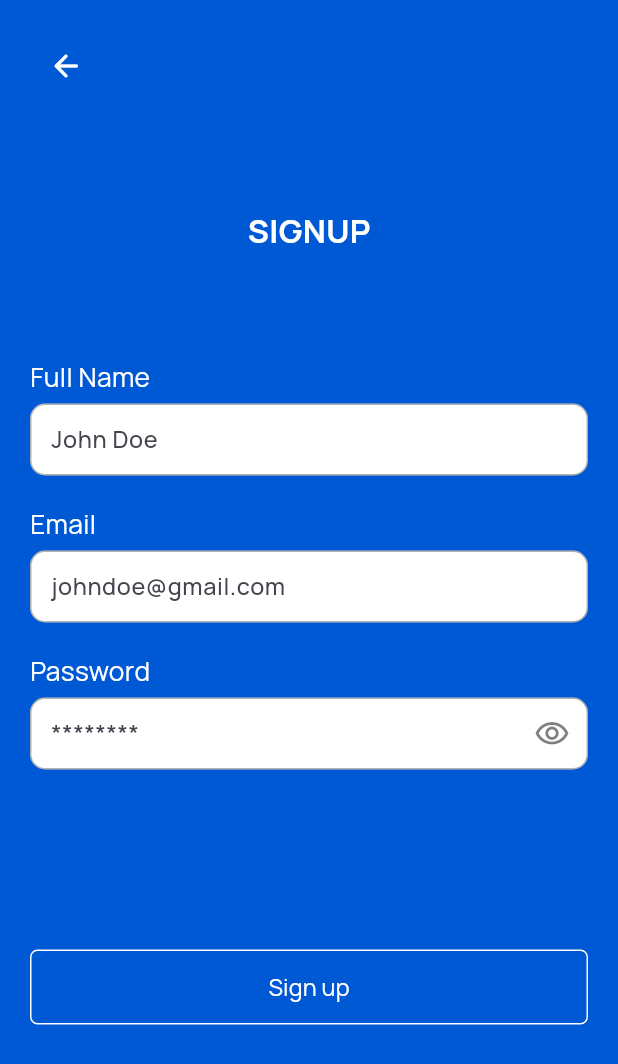
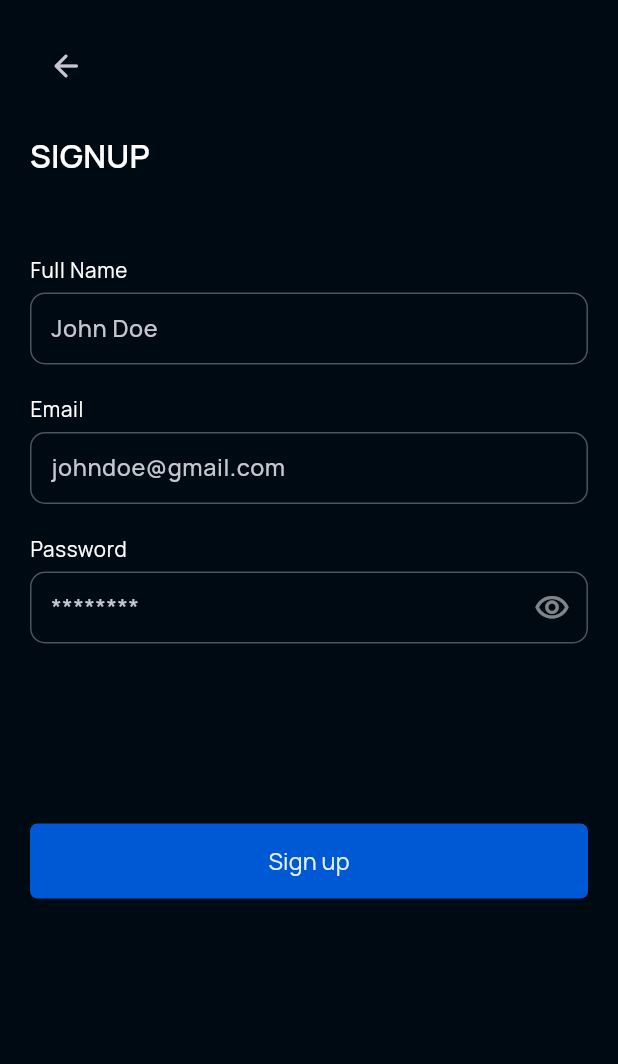
Before and after one commit to sam-shot/cgpa_calculator, a Flutter app: the screen it shows after launch, after a tap on "Sign up", on a phone screen of 412 x 824 dp. Shown: the top 1064 px of the screen. Run offline on Flutter 3.47's test engine with Material 3 defaults, Android fonts, the phone set to English and light mode, and no system bars; our stand-ins replace flutter_riverpod, flutter_screenutil, gap, get_it, google_fonts, hive_flutter and 1 more; accounts and stored records are empty.

Commit message:
feat: full history update with theme persistence

```diff
--- a/lib/ui/components/button.dart
+++ b/lib/ui/components/button.dart
@@ -1,3 +1,4 @@
+import 'package:cgpa_calculator/core/extensions/context.extensions.dart';
 import 'package:cgpa_calculator/ui/styles/colors.dart';
 import 'package:cgpa_calculator/ui/styles/typography.dart';
 import 'package:flutter/material.dart';
@@ -38,7 +39,7 @@ class AppButton extends ConsumerWidget {
       elevation: 0,
       disabledElevation: 0,
       disabledColor:
-          color?.withOpacity(0.2) ?? AppColors.white.withOpacity(0.2),
+          color?.withOpacity(0.4) ?? context.primaryColor.withOpacity(0.4),
       highlightElevation: 0,
       shape: type == ButtonType.outlined
           ? RoundedRectangleBorder(
--- a/lib/ui/components/input.dart
+++ b/lib/ui/components/input.dart
@@ -91,7 +91,7 @@ class _AppTextFieldState extends ConsumerState<AppTextField> {
           fillColor: widget.bgColor ?? AppColors.white,
           enabledBorder: OutlineInputBorder(
             borderSide: BorderSide(
-              color: AppColors.black.withOpacity(.3),
+              color: context.bold16.color!.withOpacity(.3),
               width: 1,
             ),
             borderRadius: BorderRadius.circular(
@@ -99,19 +99,19 @@ class _AppTextFieldState extends ConsumerState<AppTextField> {
             ),
           ),
           border: OutlineInputBorder(
-            borderSide: const BorderSide(
-              color: AppColors.primary,
+            borderSide: BorderSide(
+              color: context.primaryColor,
               width: 0,
             ),
             borderRadius: BorderRadius.circular(widget.radius ?? 10),
           ),
           focusedBorder: OutlineInputBorder(
-            borderSide: const BorderSide(color: AppColors.primary, width: 1),
+            borderSide: BorderSide(color: context.primaryColor, width: 1),
             borderRadius: BorderRadius.circular(widget.radius ?? 10),
           ),
           disabledBorder: OutlineInputBorder(
-            borderSide: const BorderSide(
-              color: AppColors.primary,
+            borderSide: BorderSide(
+              color: context.primaryColor,
               width: 0,
             ),
             borderRadius: BorderRadius.circular(widget.radius ?? 10),
@@ -142,7 +142,7 @@ class _AppTextFieldState extends ConsumerState<AppTextField> {
                     isObscure
                         ? Icons.visibility_outlined
                         : Icons.visibility_off_outlined,
-                    color: AppColors.black.withOpacity(0.5),
+                    color: context.bold16.color!.withOpacity(0.5),
                   ),
                 )
               : widget.suffix != null
--- a/lib/ui/utils/theme.dart
+++ b/lib/ui/utils/theme.dart
@@ -1,4 +1,6 @@
+import 'package:cgpa_calculator/core/app/locator.dart';
 import 'package:cgpa_calculator/core/extensions/theme.extensions.dart';
+import 'package:cgpa_calculator/core/services/db_service.dart';
 import 'package:cgpa_calculator/ui/styles/colors.dart';
 import 'package:flutter/material.dart';
 import 'package:flutter_riverpod/flutter_riverpod.dart';
@@ -12,13 +14,16 @@ final themeProvider = ChangeNotifierProvider<AppThemeController>((ref) {
 class AppThemeController extends ChangeNotifier {
   final Ref ref;
   AppThemeController(this.ref) {
-    isDark = false;
+    isDark = locator<DBService>().get('darkMode') == null
+        ? true
+        : locator<DBService>().get('darkMode') == "true";
   }
 
   bool isDark = false;
   void switchTheme() {
     isDark = !isDark;
     notifyListeners();
+    locator<DBService>().save('darkMode', isDark.toString());
   }
 }
 
@@ -56,7 +61,9 @@ class AppTheme {
       ),
       primaryColor: AppColors.primaryDark,
       visualDensity: VisualDensity.adaptivePlatformDensity,
-  );
+      bottomSheetTheme: BottomSheetThemeData(
+        backgroundColor: AppColors.darkBg,
+      ));
 
   /// LIGHT THEME
   static ThemeData lightTheme = ThemeData(
@@ -88,5 +95,8 @@ class AppTheme {
     primaryColor: AppColors.primaryLight,
     brightness: Brightness.light,
     visualDensity: VisualDensity.adaptivePlatformDensity,
+    bottomSheetTheme: BottomSheetThemeData(
+      backgroundColor: AppColors.lightBg,
+    ),
   );
 }
--- a/lib/ui/views/auth/auth_view.dart
+++ b/lib/ui/views/auth/auth_view.dart
@@ -1,9 +1,9 @@
 import 'package:cgpa_calculator/core/extensions/context.extensions.dart';
 import 'package:cgpa_calculator/core/extensions/string.extensions.dart';
+import 'package:cgpa_calculator/ui/components/button.dart';
 import 'package:cgpa_calculator/ui/styles/colors.dart';
 import 'package:cgpa_calculator/ui/views/auth/login_view.dart';
 import 'package:cgpa_calculator/ui/views/auth/signup_view.dart';
-import 'package:cgpa_calculator/ui/components/button.dart';
 import 'package:flutter/material.dart';
 import 'package:flutter_screenutil/flutter_screenutil.dart';
 import 'package:gap/gap.dart';
@@ -14,7 +14,6 @@ class AuthView extends StatelessWidget {
   @override
   Widget build(BuildContext context) {
     return Scaffold(
-      backgroundColor: AppColors.primary,
       body: SafeArea(
         child: Padding(
           padding: const EdgeInsets.symmetric(horizontal: 20),
@@ -31,14 +30,14 @@ class AuthView extends StatelessWidget {
               ),
               AppButton(
                 text: "Login",
-                color: AppColors.white,
-                textColor: AppColors.primary,
+                color: context.primaryColor,
+                textColor: AppColors.white,
                 onPressed: () => context.push(const LoginView()),
               ),
               const Gap(10),
               AppButton(
                 text: "Sign up",
-                color: AppColors.white,
+                color: context.primaryColor,
                 type: ButtonType.outlined,
                 onPressed: () => context.push(const SignupView()),
               ),
--- a/lib/ui/views/auth/signup_view.dart
+++ b/lib/ui/views/auth/signup_view.dart
@@ -1,8 +1,6 @@
 import 'package:cgpa_calculator/core/extensions/context.extensions.dart';
 import 'package:cgpa_calculator/ui/components/button.dart';
 import 'package:cgpa_calculator/ui/components/input.dart';
-import 'package:cgpa_calculator/ui/styles/colors.dart';
-import 'package:cgpa_calculator/ui/styles/typography.dart';
 import 'package:cgpa_calculator/ui/views/auth/controller/auth_controller.dart';
 import 'package:cgpa_calculator/ui/views/auth/model/signup_model.dart';
 import 'package:flutter/material.dart';
@@ -23,7 +21,6 @@ class _SignupViewState extends ConsumerState<SignupView> {
   @override
   Widget build(BuildContext context) {
     return Scaffold(
-      backgroundColor: AppColors.primary,
       body: SafeArea(
         child: Padding(
           padding: const EdgeInsets.symmetric(horizontal: 20),
@@ -36,53 +33,51 @@ class _SignupViewState extends ConsumerState<SignupView> {
                   onPressed: () => context.pop(),
                   icon: const Icon(
                     Icons.arrow_back_rounded,
-                    color: AppColors.white,
                   ),
                 ),
-                const Gap(70),
-                Align(
-                  child: Text(
-                    "SIGNUP",
-                    style: AppTextStyles.bold(22),
-                  ),
+                const Gap(20),
+                Text(
+                  "SIGNUP",
+                  style: context.bold22,
                 ),
-                const Gap(70),
+                const Gap(50),
                 Text(
                   "Full Name",
-                  style: AppTextStyles.normal(18),
+                  style: context.normal14,
                 ),
                 const Gap(5),
                 AppTextField(
                   controller: _fnController,
+                  bgColor: Colors.transparent,
                   hint: "John Doe",
                 ),
                 const Gap(20),
                 Text(
                   "Email",
-                  style: AppTextStyles.normal(18),
+                  style: context.normal14,
                 ),
                 const Gap(5),
                 AppTextField(
                   controller: _emailController,
+                  bgColor: Colors.transparent,
                   hint: "johndoe@gmail.com",
                 ),
                 const Gap(20),
                 Text(
                   "Password",
-                  style: AppTextStyles.normal(18),
+                  style: context.normal14,
                 ),
                 const Gap(5),
                 AppTextField(
                   controller: _passwordController,
+                  bgColor: Colors.transparent,
                   hint: "********",
                   isPassword: true,
                 ),
                 const Gap(120),
                 AppButton(
                   text: "Sign up",
-                  color: AppColors.white,
                   loading: ref.watch(authController).loading,
-                  type: ButtonType.outlined,
                   onPressed: () => ref.read(authController).signUp(
                         SignupModel(
                             email: _emailController.text,
--- a/lib/ui/views/bottom_nav/bottom_nav.dart
+++ b/lib/ui/views/bottom_nav/bottom_nav.dart
@@ -2,6 +2,7 @@
 
 import 'package:cgpa_calculator/core/extensions/context.extensions.dart';
 import 'package:cgpa_calculator/ui/styles/colors.dart';
+import 'package:cgpa_calculator/ui/views/current_gp/history_provider.dart';
 import 'package:cgpa_calculator/ui/views/home/home_view.dart';
 import 'package:cgpa_calculator/ui/views/settings/settings_view.dart';
 import 'package:flutter/material.dart';
@@ -31,6 +32,7 @@ class _BottomNavWidgetState extends ConsumerState<BottomNavWidget> {
       const HomeView(),
       const SettingsView(),
     ];
+    Future(() => ref.read(historyController.notifier).init());
   }
 
   @override
--- a/lib/ui/views/current_gp/current_gp_view.dart
+++ b/lib/ui/views/current_gp/current_gp_view.dart
@@ -100,7 +100,7 @@ class CurrentGpView extends ConsumerWidget {
                       data: (data) => ListView.builder(
                         itemCount: data.length,
                         itemBuilder: (context, index) => HistoryItem(
-                          cgpa: data.reversed.toList()[index]['cgpa'],
+                          cgpa: data[index]['cgpa'].toString(),
                           time: DateTime.parse(data[index]['time']).toString(),
                         ),
                       ),
--- a/lib/ui/views/home/models/user_model.dart
+++ b/lib/ui/views/home/models/user_model.dart
@@ -2,11 +2,13 @@ class UserModel {
   final String userId;
   final String? fullName;
   final num? cgpa;
+  final String? credits;
   final String email;
 
   UserModel({
     required this.userId,
     required this.fullName,
+    required this.credits,
     required this.cgpa,
     required this.email,
   });
@@ -15,6 +17,7 @@ class UserModel {
         userId: json['user_id'],
         fullName: json['full_name'],
         cgpa: json['current_cgpa'] ?? 0.0,
+        credits: json['credit'],
         email: json['email'],
       );
 }
--- a/lib/ui/views/settings/profile_view.dart
+++ b/lib/ui/views/settings/profile_view.dart
@@ -1,5 +1,6 @@
 import 'package:cgpa_calculator/core/app/locator.dart';
 import 'package:cgpa_calculator/core/extensions/context.extensions.dart';
+import 'package:cgpa_calculator/core/services/db_service.dart';
 import 'package:cgpa_calculator/ui/components/button.dart';
 import 'package:cgpa_calculator/ui/styles/colors.dart';
 import 'package:cgpa_calculator/ui/views/auth/auth_view.dart';
@@ -54,7 +55,7 @@ class ProfileView extends ConsumerWidget {
                       style: context.normal16,
                     ),
                     Text(
-                      (ref.read(userProvider)?.cgpa ?? 0.00).toString(),
+                      locator<DBService>().get("cgpa") ?? "--",
                       style: context.priBold35,
                     ),
                   ],
@@ -69,6 +70,7 @@ class ProfileView extends ConsumerWidget {
               AppButton(
                 text: "Logout",
                 onPressed: () {
+                  locator<DBService>().clear();
                   locator<SupabaseClient>().auth.signOut();
                   context.go(const AuthView());
                 },
--- a/lib/ui/views/splash/splash_view.dart
+++ b/lib/ui/views/splash/splash_view.dart
@@ -5,8 +5,6 @@ import 'dart:async';
 import 'package:cgpa_calculator/core/app/locator.dart';
 import 'package:cgpa_calculator/core/extensions/context.extensions.dart';
 import 'package:cgpa_calculator/core/extensions/string.extensions.dart';
-import 'package:cgpa_calculator/ui/styles/colors.dart';
-import 'package:cgpa_calculator/ui/styles/typography.dart';
 import 'package:cgpa_calculator/ui/views/auth/auth_view.dart';
 import 'package:cgpa_calculator/ui/views/bottom_nav/bottom_nav.dart';
 import 'package:cgpa_calculator/ui/views/home/controller/home_controller.dart';
@@ -24,39 +22,23 @@ class SplashView extends ConsumerStatefulWidget {
 }
 
 class _SplashViewState extends ConsumerState<SplashView> {
-  late StreamSubscription authSubscription;
   @override
   void initState() {
     super.initState();
     _navigateIfAuthenticated();
   }
 
-  @override
-  void dispose() {
-    authSubscription.cancel();
-    super.dispose();
-  }
-
   void _navigateIfAuthenticated() {
-    Future(() {
-      authSubscription = locator<SupabaseClient>()
-          .auth
-          .onAuthStateChange
-          .listen((session) async {
-        final user = session.session?.user;
-        if (!mounted) {
-          authSubscription.cancel();
-          return;
-        }
-        if (user != null) {
-          await ref.read(homeController).loadUser();
-          context.replace(BottomNavWidget(
-            index: 1,
-          ));
-        } else {
-          context.replace(const AuthView());
-        }
-      });
+    Future(() async {
+      final session = locator<SupabaseClient>().auth.currentSession;
+      if (session == null) {
+        context.replace(const AuthView());
+      } else {
+        await ref.read(homeController).loadUser();
+        context.replace(BottomNavWidget(
+          index: 1,
+        ));
+      }
     });
   }
 
@@ -67,7 +49,6 @@ class _SplashViewState extends ConsumerState<SplashView> {
     //   _move(context);
     // }
     return Scaffold(
-      backgroundColor: AppColors.primary,
       body: SafeArea(
         child: Padding(
           padding: const EdgeInsets.symmetric(horizontal: 20),
@@ -84,7 +65,7 @@ class _SplashViewState extends ConsumerState<SplashView> {
                 alignment: Alignment.center,
                 child: Text(
                   "EDUCATIONAL\nTECHNOLOGY",
-                  style: AppTextStyles.bold(35),
+                  style: context.priBold35,
                   textAlign: TextAlign.center,
                 ),
               ),
@@ -93,13 +74,13 @@ class _SplashViewState extends ConsumerState<SplashView> {
                 alignment: Alignment.center,
                 child: Text(
                   " UNIVERSITY OF ILORIN\nGP CALCULATOR",
-                  style: AppTextStyles.bold(20),
+                  style: context.priBold20,
                   textAlign: TextAlign.center,
                 ),
               ),
               const Gap(20),
               Container(
-                color: AppColors.white,
+                color: context.primaryColor,
                 height: 10,
               )
             ],
```
Also changed, not shown: lib/core/services/db_service.dart (+4 -3 lines), lib/ui/views/auth/login_view.dart (+9 -14 lines), lib/ui/views/current_gp/history_provider.dart (+51 -7 lines), lib/ui/views/home/controller/home_controller.dart (+27 -4 lines). Lines whose indentation alone changed are shown as unchanged.
